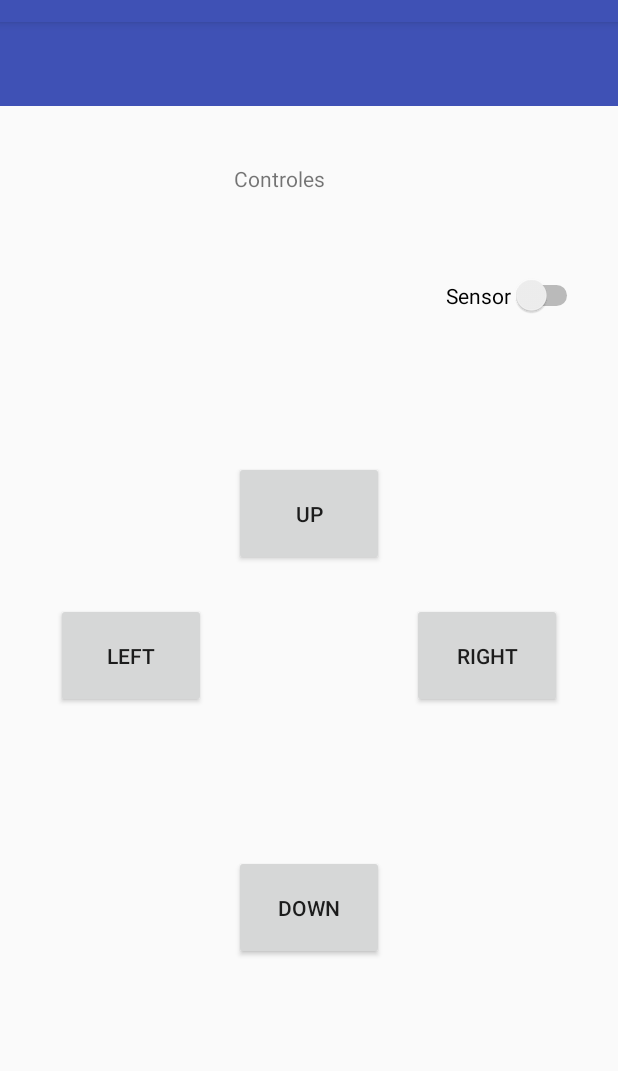
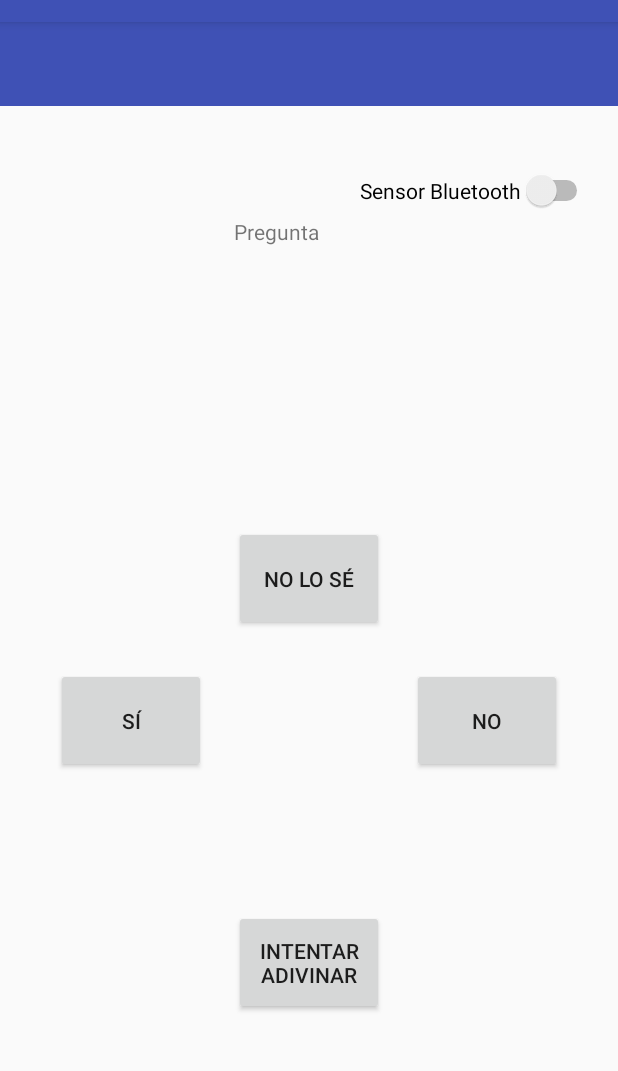
Before and after one commit to Temas-Slectos-de-Programacion/Proyecto_Android, an Android app: the Buscador screen opened directly, with no data from a screen before it, on a phone screen of 412 x 824 dp, the part 62-1133 px from its top. Run offline under Robolectric (Android 15) with nearby library versions, the phone set to English and light mode, and no system bars; 3 statements that could not run were skipped.

Commit message:
Actualizazion_AdivinaQ
Aún falta colocar un Fragment donde se pueda seleccionar la pregunta que se le hará al contrario y una imagen arriba del personaje. También hay que hacer que se comunique la aplicación con otros dispositivos por Bluetooth.

```diff
--- a/app/build.gradle
+++ b/app/build.gradle
@@ -25,4 +25,5 @@ dependencies {
     testImplementation 'junit:junit:4.12'
     androidTestImplementation 'com.android.support.test:runner:1.0.1'
     androidTestImplementation 'com.android.support.test.espresso:espresso-core:3.0.1'
+    implementation 'com.android.support:design:26.1.0'
 }
--- a/app/src/main/java/mx/unam/sergioguerrero/proyecto_aplicacion/Buscador.java
+++ b/app/src/main/java/mx/unam/sergioguerrero/proyecto_aplicacion/Buscador.java
@@ -15,6 +15,7 @@ import android.view.MenuItem;
 import android.view.View;
 import android.widget.Button;
 import android.widget.Switch;
+import android.widget.TextView;
 import android.widget.Toast;
 import android.widget.Toolbar;
 
@@ -26,6 +27,7 @@ public class Buscador extends AppCompatActivity {
     Button btnDown;
     Button btnLeft;
     Button btnRight;
+    TextView txtQ;
     private static final String TAG = MainActivity.class.getSimpleName();
     private static final int CODIGO_SOLICITUD_HABILITAR_BLUETOOTH = 0;
     private static final int CODIGO_SOLICITUD_PERMISO = 1;
@@ -48,6 +50,10 @@ public class Buscador extends AppCompatActivity {
         btnRight.setOnClickListener(OnClickDerecha);
 
         sensorBT.setOnLongClickListener(OnLongClickSwitch);
+
+        Bundle parametros = this.getIntent().getExtras();//getResources Extraer la cadena del nombre de la variable
+        String pregunta = parametros.getString(getResources().getString(R.string.var_pregunta_t1));
+        txtQ.setText(txtQ.getText().toString() + " " + pregunta);
 
         //setSupportActionBar(barrbusq);
     }
--- a/app/src/main/res/layout/activity_buscador.xml
+++ b/app/src/main/res/layout/activity_buscador.xml
@@ -13,7 +13,7 @@
         android:layout_marginBottom="0dp"
         android:layout_marginEnd="0dp"
         android:layout_marginStart="0dp"
-        android:layout_marginTop="150dp"
+        android:layout_marginTop="230dp"
         android:text="@string/arriba"
         app:layout_constraintBottom_toTopOf="@id/btnDown"
         app:layout_constraintEnd_toEndOf="parent"
@@ -28,7 +28,7 @@
         android:layout_marginBottom="0dp"
         android:layout_marginEnd="0dp"
         android:layout_marginStart="0dp"
-        android:layout_marginTop="50dp"
+        android:layout_marginTop="80dp"
         android:text="@string/abajo"
         app:layout_constraintBottom_toBottomOf="parent"
         app:layout_constraintEnd_toEndOf="parent"
@@ -73,32 +73,32 @@
 
     <Switch
         android:id="@+id/swtSensor"
-        android:onClick="onHabilitarBluetooth"
         android:layout_width="wrap_content"
         android:layout_height="25dp"
         android:layout_marginBottom="8dp"
         android:layout_marginEnd="8dp"
         android:layout_marginStart="8dp"
-        android:layout_marginTop="80dp"
+        android:layout_marginTop="5dp"
+        android:onClick="onHabilitarBluetooth"
         android:text="@string/swt_buscador"
         app:layout_constraintBottom_toTopOf="@+id/btnUp"
         app:layout_constraintEnd_toEndOf="parent"
-        app:layout_constraintHorizontal_bias="0.95"
+        app:layout_constraintHorizontal_bias="0.963"
         app:layout_constraintStart_toStartOf="parent"
-        app:layout_constraintTop_toTopOf="@+id/barra_buscador" />
+        app:layout_constraintTop_toTopOf="@+id/barra_buscador"
+        app:layout_constraintVertical_bias="0.317" />
 
     <TextView
         android:layout_width="100dp"
         android:layout_height="50dp"
-        android:layout_marginBottom="0dp"
         android:layout_marginEnd="8dp"
         android:layout_marginStart="8dp"
-        android:layout_marginTop="80dp"
+        android:layout_marginTop="130dp"
         android:text="@string/buscador_msg"
         app:layout_constraintBottom_toTopOf="@id/btnUp"
         app:layout_constraintEnd_toEndOf="parent"
         app:layout_constraintStart_toStartOf="parent"
         app:layout_constraintTop_toTopOf="parent"
-        app:layout_constraintVertical_bias="0.09"/>
+        app:layout_constraintVertical_bias="0.0" />
 
 </android.support.constraint.ConstraintLayout>
--- a/app/src/main/res/values/strings.xml
+++ b/app/src/main/res/values/strings.xml
@@ -1,10 +1,12 @@
 <resources>
     <string name="app_name">Proyecto_Aplicacion</string>
-    <string name="swt_buscador">Sensor</string>
-    <string name="buscador_msg">Controles</string>
-    <string name="arriba">Up</string>
-    <string name="abajo">Down</string>
-    <string name="izquierda">Left</string>
-    <string name="derecha">Right</string>
+    <string name="swt_buscador">Sensor Bluetooth</string>
+    <string name="buscador_msg">Pregunta </string>
+    <string name="arriba">No lo sé</string>
+    <string name="abajo">Intentar Adivinar</string>
+    <string name="izquierda">Sí</string>
+    <string name="derecha">No</string>
+    <string name="pregunta_i">¿Es femenino?</string>
+    <string name="var_pregunta_t1">pregunta</string>
     <string name="acercade">Esta aplicación tiene un diseño sencillo para el control de dispositivos externos mediante bluetoot</string>
 </resources>
```
